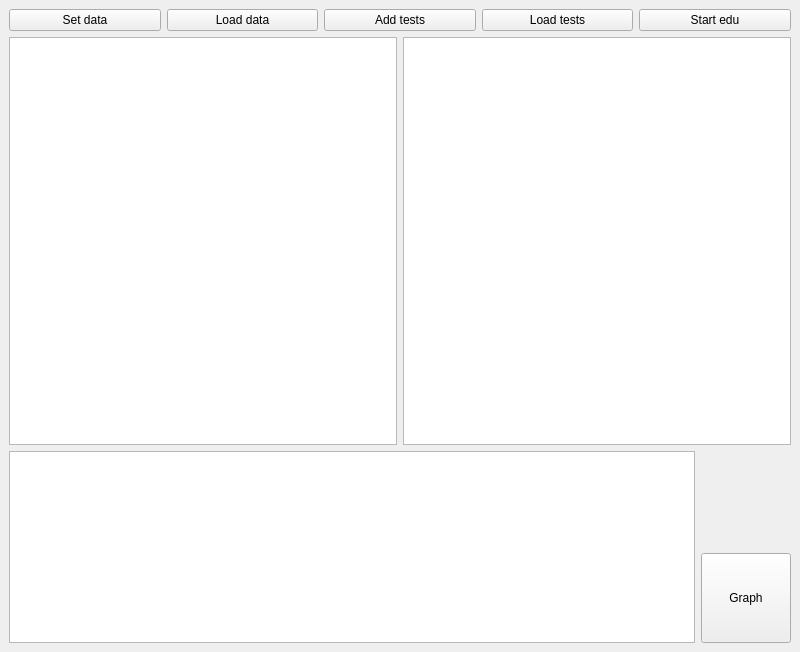
This is src/view/maze_qt_view/maze_main_win.ui in ArturDV-main/Perfect-Maze-Generator-CPP as Qt 5 draws it before an edit. The edited form follows.
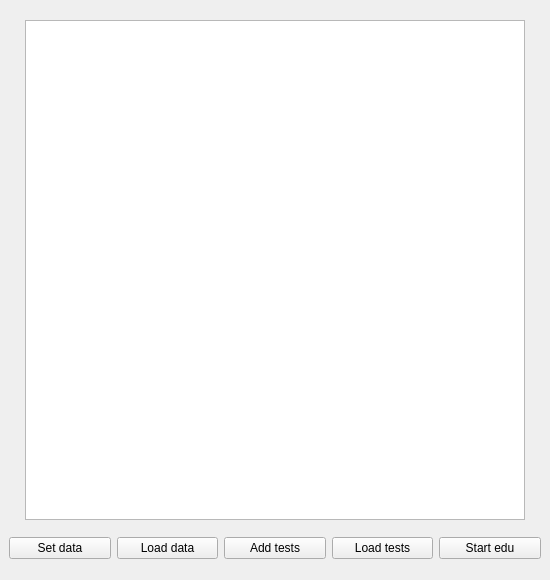
This is the edited form.

Patch:
```diff
--- a/src/view/maze_qt_view/maze_main_win.ui
+++ b/src/view/maze_qt_view/maze_main_win.ui
@@ -6,22 +6,22 @@
    <rect>
     <x>0</x>
     <y>0</y>
-    <width>800</width>
-    <height>652</height>
+    <width>550</width>
+    <height>580</height>
    </rect>
   </property>
   <property name="minimumSize">
    <size>
+    <width>550</width>
+    <height>580</height>
+   </size>
+  </property>
+  <property name="maximumSize">
+   <size>
     <width>600</width>
     <height>600</height>
    </size>
   </property>
-  <property name="maximumSize">
-   <size>
-    <width>3200</width>
-    <height>3200</height>
-   </size>
-  </property>
   <property name="windowTitle">
    <string>MLP</string>
   </property>
@@ -30,6 +30,26 @@
     <item>
      <layout class="QHBoxLayout" name="horizontalLayout_2">
       <item>
+       <widget class="QGraphicsView" name="graphicsView">
+        <property name="minimumSize">
+         <size>
+          <width>500</width>
+          <height>500</height>
+         </size>
+        </property>
+        <property name="maximumSize">
+         <size>
+          <width>500</width>
+          <height>500</height>
+         </size>
+        </property>
+       </widget>
+      </item>
+     </layout>
+    </item>
+    <item>
+     <layout class="QHBoxLayout" name="horizontalLayout">
+      <item>
        <widget class="QPushButton" name="button1_set_data">
         <property name="text">
          <string>Set data</string>
@@ -84,61 +104,6 @@
       </item>
      </layout>
     </item>
-    <item>
-     <layout class="QVBoxLayout" name="verticalLayout">
-      <item>
-       <layout class="QHBoxLayout" name="horizontalLayout">
-        <item>
-         <widget class="QGraphicsView" name="graphicsView">
-          <property name="minimumSize">
-           <size>
-            <width>240</width>
-            <height>240</height>
-           </size>
-          </property>
-         </widget>
-        </item>
-        <item>
-         <widget class="QGraphicsView" name="graphicsView_2">
-          <property name="minimumSize">
-           <size>
-            <width>240</width>
-            <height>240</height>
-           </size>
-          </property>
-         </widget>
-        </item>
-       </layout>
-      </item>
-     </layout>
-    </item>
-    <item>
-     <layout class="QHBoxLayout" name="horizontalLayout_3">
-      <item alignment="Qt::AlignBottom">
-       <widget class="QTextBrowser" name="textBrowser">
-        <property name="maximumSize">
-         <size>
-          <width>1200</width>
-          <height>300</height>
-         </size>
-        </property>
-       </widget>
-      </item>
-      <item alignment="Qt::AlignRight|Qt::AlignBottom">
-       <widget class="QPushButton" name="button6_graph">
-        <property name="minimumSize">
-         <size>
-          <width>90</width>
-          <height>90</height>
-         </size>
-        </property>
-        <property name="text">
-         <string>Graph</string>
-        </property>
-       </widget>
-      </item>
-     </layout>
-    </item>
    </layout>
   </widget>
  </widget>
```
